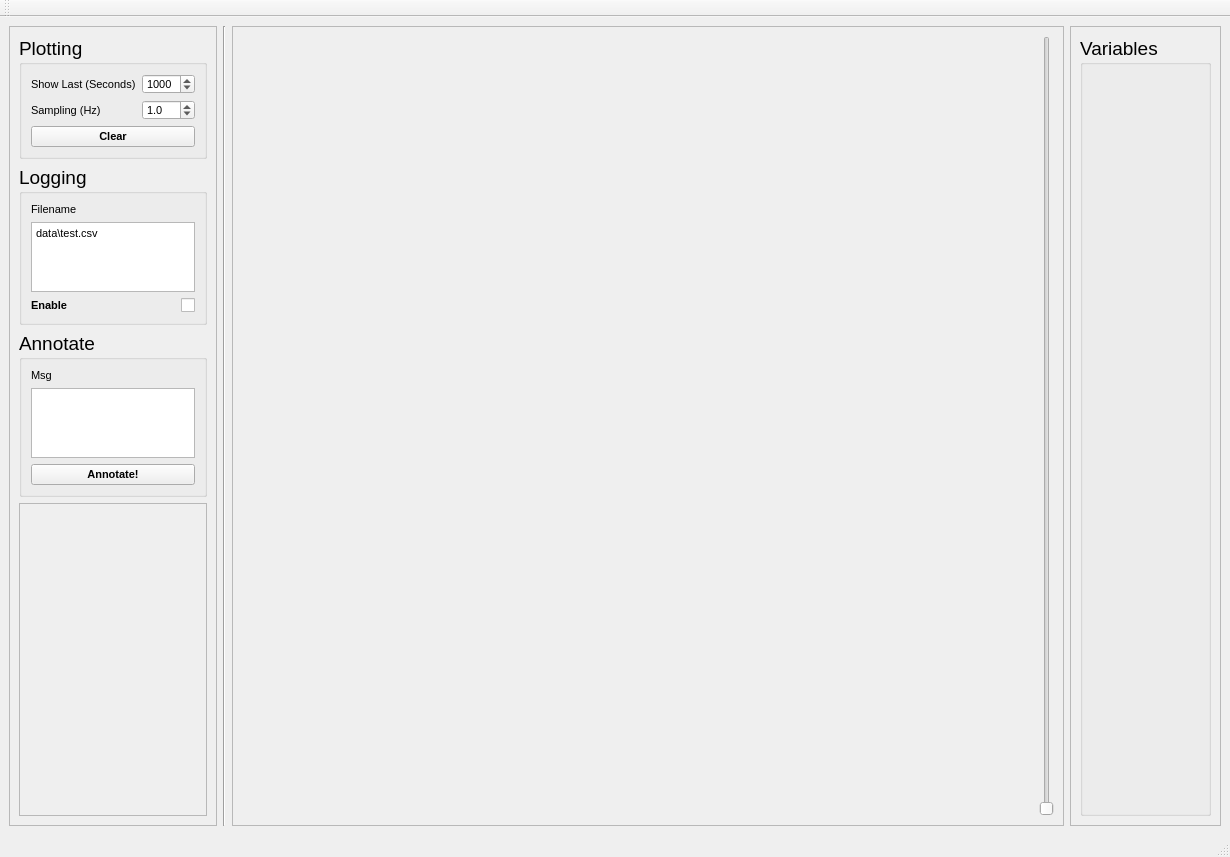
Old version of the form src/InstPyr/UI/mainpanel.ui in the repository soodsidd/instpyr.
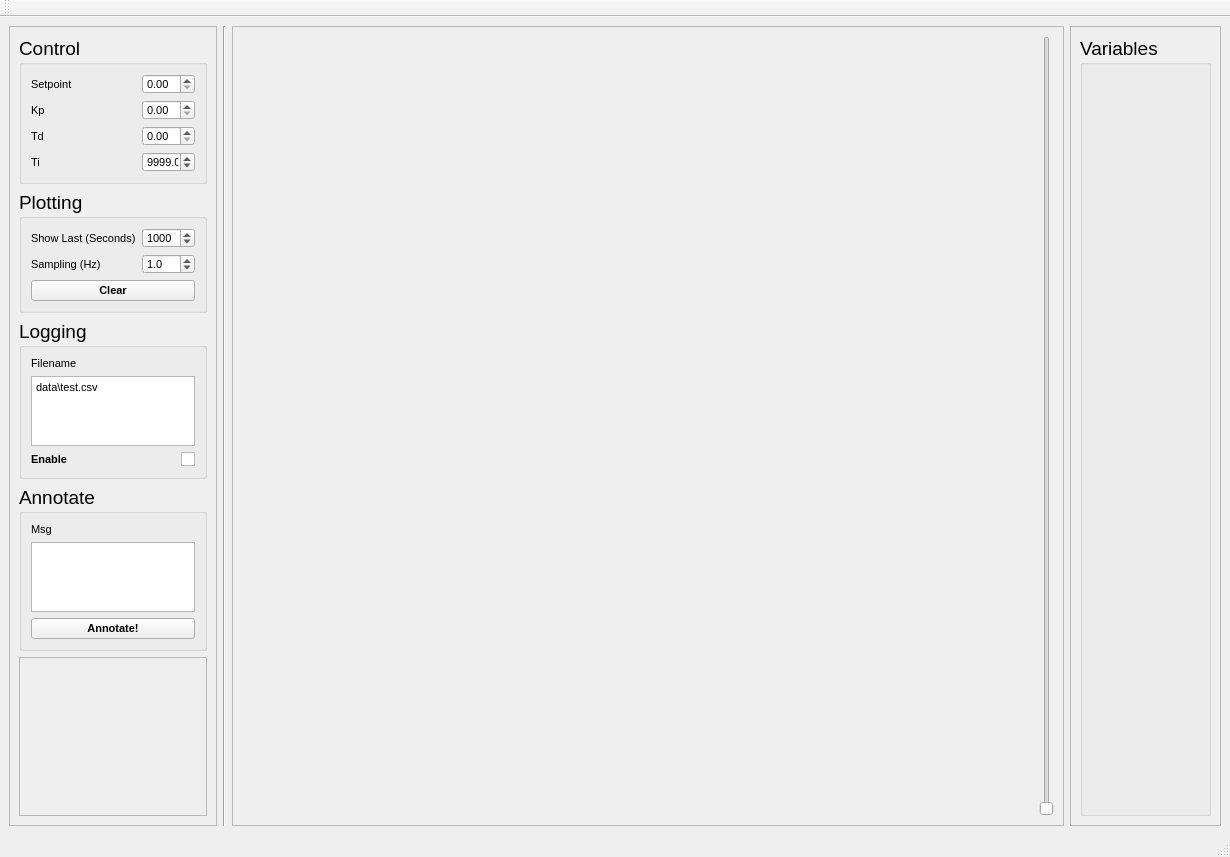
New version of the form. Icons and pictures are not drawn. Custom widgets are drawn as their Qt base class.

Commit message: Added PID controller for realtime control of a plant in full stack configuration Minor updates to plotter class

What changed in the file:
```diff
--- a/src/InstPyr/UI/mainpanel.ui
+++ b/src/InstPyr/UI/mainpanel.ui
@@ -34,6 +34,189 @@
        <enum>QFrame::Raised</enum>
       </property>
       <layout class="QVBoxLayout" name="verticalLayout_8">
+       <item>
+        <widget class="QGroupBox" name="Control">
+         <property name="sizePolicy">
+          <sizepolicy hsizetype="Preferred" vsizetype="Preferred">
+           <horstretch>0</horstretch>
+           <verstretch>0</verstretch>
+          </sizepolicy>
+         </property>
+         <property name="font">
+          <font>
+           <pointsize>14</pointsize>
+          </font>
+         </property>
+         <property name="title">
+          <string>Control</string>
+         </property>
+         <layout class="QVBoxLayout" name="verticalLayout_6">
+          <item>
+           <layout class="QHBoxLayout" name="horizontalLayout_9">
+            <item>
+             <widget class="QLabel" name="label_9">
+              <property name="font">
+               <font>
+                <pointsize>8</pointsize>
+               </font>
+              </property>
+              <property name="text">
+               <string>Setpoint</string>
+              </property>
+             </widget>
+            </item>
+            <item>
+             <widget class="QDoubleSpinBox" name="Kp_2">
+              <property name="maximumSize">
+               <size>
+                <width>53</width>
+                <height>20</height>
+               </size>
+              </property>
+              <property name="font">
+               <font>
+                <pointsize>8</pointsize>
+               </font>
+              </property>
+              <property name="decimals">
+               <number>2</number>
+              </property>
+              <property name="maximum">
+               <double>99999.000000000000000</double>
+              </property>
+              <property name="value">
+               <double>0.000000000000000</double>
+              </property>
+             </widget>
+            </item>
+           </layout>
+          </item>
+          <item>
+           <layout class="QHBoxLayout" name="horizontalLayout_6">
+            <item>
+             <widget class="QLabel" name="label_5">
+              <property name="font">
+               <font>
+                <pointsize>8</pointsize>
+               </font>
+              </property>
+              <property name="text">
+               <string>Kp</string>
+              </property>
+             </widget>
+            </item>
+            <item>
+             <widget class="QDoubleSpinBox" name="Kp">
+              <property name="maximumSize">
+               <size>
+                <width>53</width>
+                <height>20</height>
+               </size>
+              </property>
+              <property name="font">
+               <font>
+                <pointsize>8</pointsize>
+               </font>
+              </property>
+              <property name="decimals">
+               <number>2</number>
+              </property>
+              <property name="maximum">
+               <double>99999.000000000000000</double>
+              </property>
+              <property name="value">
+               <double>0.000000000000000</double>
+              </property>
+             </widget>
+            </item>
+           </layout>
+          </item>
+          <item>
+           <layout class="QHBoxLayout" name="horizontalLayout_8">
+            <item>
+             <widget class="QLabel" name="label_8">
+              <property name="font">
+               <font>
+                <pointsize>8</pointsize>
+               </font>
+              </property>
+              <property name="text">
+               <string>Td</string>
+              </property>
+             </widget>
+            </item>
+            <item>
+             <widget class="QDoubleSpinBox" name="Buffersize_4">
+              <property name="maximumSize">
+               <size>
+                <width>53</width>
+                <height>20</height>
+               </size>
+              </property>
+              <property name="font">
+               <font>
+                <pointsize>8</pointsize>
+               </font>
+              </property>
+              <property name="decimals">
+               <number>2</number>
+              </property>
+              <property name="maximum">
+               <double>99999.000000000000000</double>
+              </property>
+              <property name="value">
+               <double>0.000000000000000</double>
+              </property>
+             </widget>
+            </item>
+           </layout>
+          </item>
+          <item>
+           <layout class="QHBoxLayout" name="horizontalLayout_7">
+            <item>
+             <widget class="QLabel" name="label_7">
+              <property name="font">
+               <font>
+                <pointsize>8</pointsize>
+               </font>
+              </property>
+              <property name="text">
+               <string>Ti</string>
+              </property>
+             </widget>
+            </item>
+            <item>
+             <widget class="QDoubleSpinBox" name="Ti">
+              <property name="maximumSize">
+               <size>
+                <width>53</width>
+                <height>20</height>
+               </size>
+              </property>
+              <property name="font">
+               <font>
+                <pointsize>8</pointsize>
+               </font>
+              </property>
+              <property name="decimals">
+               <number>2</number>
+              </property>
+              <property name="minimum">
+               <double>0.000000000000000</double>
+              </property>
+              <property name="maximum">
+               <double>99999.000000000000000</double>
+              </property>
+              <property name="value">
+               <double>9999.000000000000000</double>
+              </property>
+             </widget>
+            </item>
+           </layout>
+          </item>
+         </layout>
+        </widget>
+       </item>
        <item>
         <widget class="QGroupBox" name="Plotting">
          <property name="sizePolicy">
```
Left out of the diff: 26 changed lines with no effect on the pictures. The commit also changes 4 other files.
